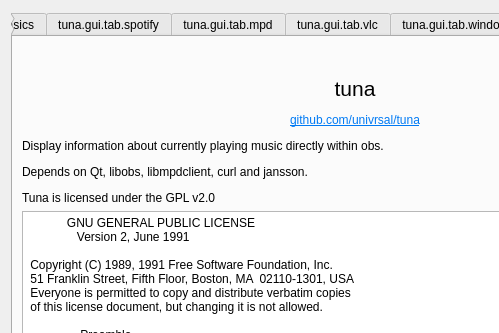
The window that src/gui/tuna_gui.ui (univrsal/tuna) describes before a commit, drawn with Qt 5; both pictures show x 0 to 499 and y 0 to 333 of the 710 by 701 pixel window.
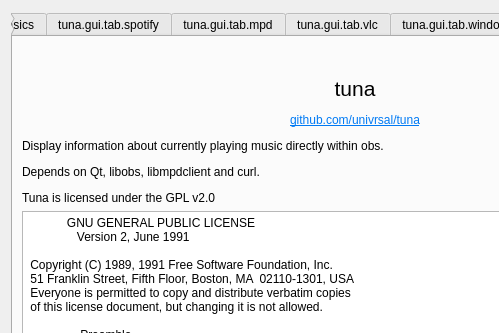
The same window after the commit. The open tabs and pages were chosen to show the change. Icons and pictures are not drawn.

The edit to the form file:
```diff
--- a/src/gui/tuna_gui.ui
+++ b/src/gui/tuna_gui.ui
@@ -1372,14 +1372,7 @@
        <item>
         <widget class="QLabel" name="label">
          <property name="text">
-          <string>&lt;html&gt;&lt;head/&gt;&lt;body&gt;&lt;p align=&quot;center&quot;&gt;&lt;span
-                                            style=&quot; font-size:16pt;&quot;&gt;tuna&lt;/span&gt;&lt;/p&gt;&lt;p
-                                            align=&quot;center&quot;&gt;&lt;a href=&quot;https://github.com/univrsal/tuna&quot;&gt;&lt;span
-                                            style=&quot; text-decoration: underline; color:#007af4;&quot;&gt;github.com/univrsal/tuna&lt;/span&gt;&lt;/a&gt;&lt;/p&gt;&lt;p&gt;Display
-                                            information about currently playing music directly within obs.&lt;/p&gt;&lt;p&gt;Depends
-                                            on Qt, libobs, libmpdclient, curl and jansson.&lt;/p&gt;&lt;p&gt;Tuna is
-                                            licensed under the GPL v2.0&lt;/p&gt;&lt;/body&gt;&lt;/html&gt;
-                                        </string>
+          <string>&lt;html&gt;&lt;head/&gt;&lt;body&gt;&lt;p align=&quot;center&quot;&gt;&lt;span style=&quot; font-size:16pt;&quot;&gt;tuna&lt;/span&gt;&lt;/p&gt;&lt;p align=&quot;center&quot;&gt;&lt;a href=&quot;https://github.com/univrsal/tuna&quot;&gt;&lt;span style=&quot; text-decoration: underline; color:#007af4;&quot;&gt;github.com/univrsal/tuna&lt;/span&gt;&lt;/a&gt;&lt;/p&gt;&lt;p&gt;Display information about currently playing music directly within obs.&lt;/p&gt;&lt;p&gt;Depends on Qt, libobs, libmpdclient and curl.&lt;/p&gt;&lt;p&gt;Tuna is licensed under the GPL v2.0 &lt;/p&gt;&lt;/body&gt;&lt;/html&gt;</string>
          </property>
         </widget>
        </item>
```
Left out of the diff: 2 changed lines with no effect on the pictures.
